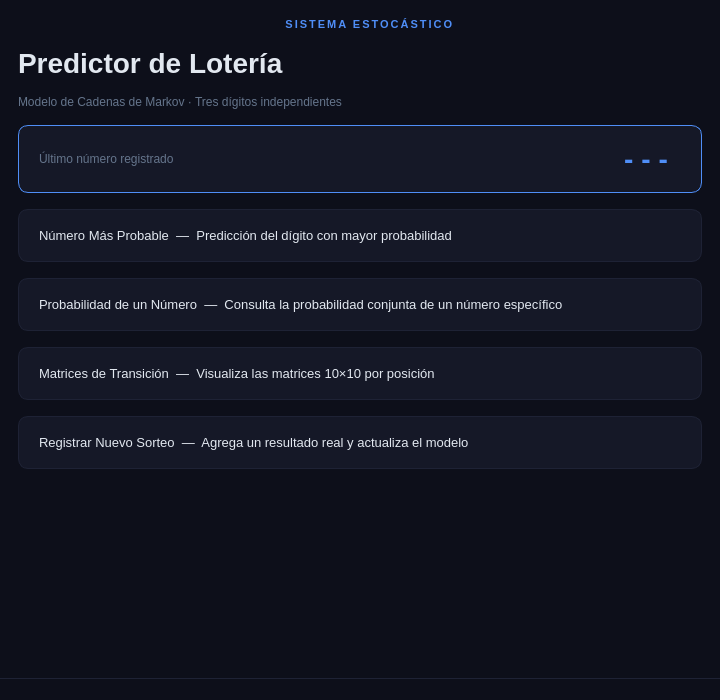
Qt form Interfaz/main_window.ui (LuciaVega-L/LabEstocasticos-Loteria) before a commit.
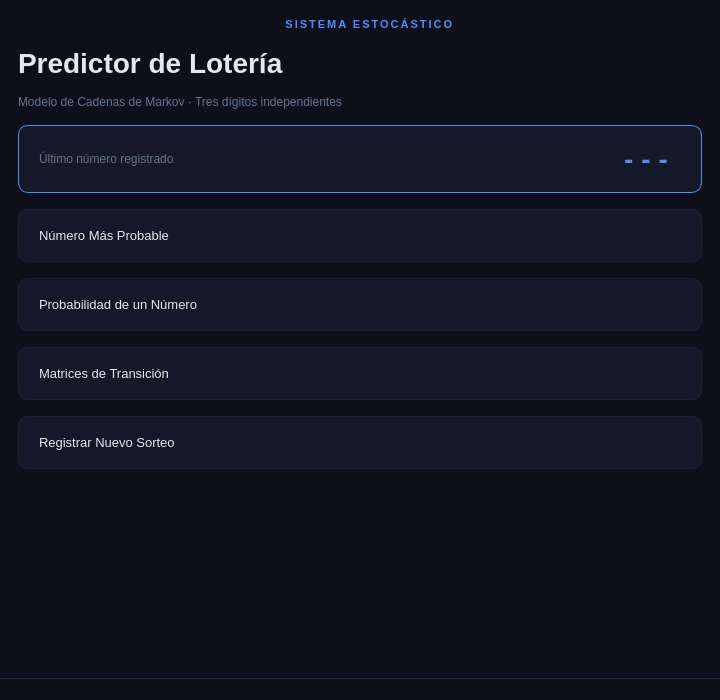
The same form after that commit. The open tabs and pages were chosen to show the change.

Commit message: cambios interfaz y main_app

Patch:
```diff
--- a/Interfaz/main_window.ui
+++ b/Interfaz/main_window.ui
@@ -132,7 +132,7 @@
 QPushButton:hover { border: 1px solid #4F8EF7; background-color: #181B2E; }</string>
           </property>
           <property name="text">
-           <string>Número Más Probable  —  Predicción del dígito con mayor probabilidad</string>
+           <string>Número Más Probable  </string>
           </property>
          </widget>
         </item>
@@ -146,7 +146,7 @@
 QPushButton:hover { border: 1px solid #A78BFA; background-color: #181B2E; }</string>
           </property>
           <property name="text">
-           <string>Probabilidad de un Número  —  Consulta la probabilidad conjunta de un número específico</string>
+           <string>Probabilidad de un Número  </string>
           </property>
          </widget>
         </item>
@@ -160,7 +160,7 @@
 QPushButton:hover { border: 1px solid #34D399; background-color: #181B2E; }</string>
           </property>
           <property name="text">
-           <string>Matrices de Transición  —  Visualiza las matrices 10×10 por posición</string>
+           <string>Matrices de Transición  </string>
           </property>
          </widget>
         </item>
@@ -174,7 +174,7 @@
 QPushButton:hover { border: 1px solid #FBBF24; background-color: #181B2E; }</string>
           </property>
           <property name="text">
-           <string>Registrar Nuevo Sorteo  —  Agrega un resultado real y actualiza el modelo</string>
+           <string>Registrar Nuevo Sorteo  </string>
           </property>
          </widget>
         </item>
```
Left out of the diff: 2 changed lines with no effect on the pictures. The commit also changes 6 other files.
